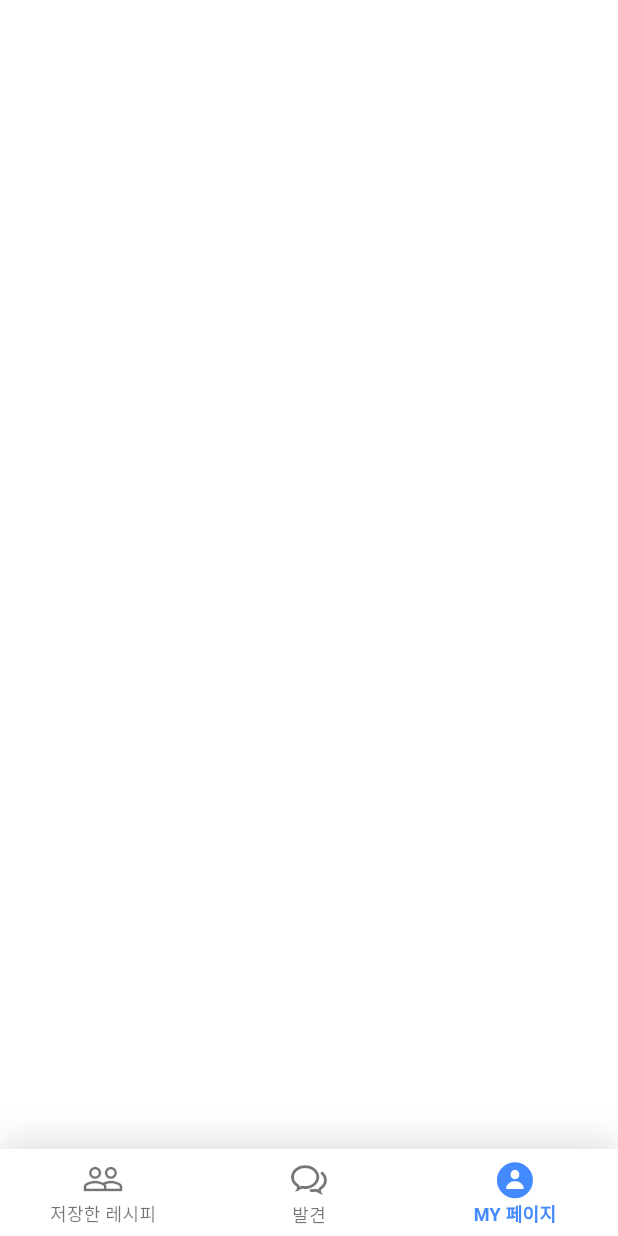
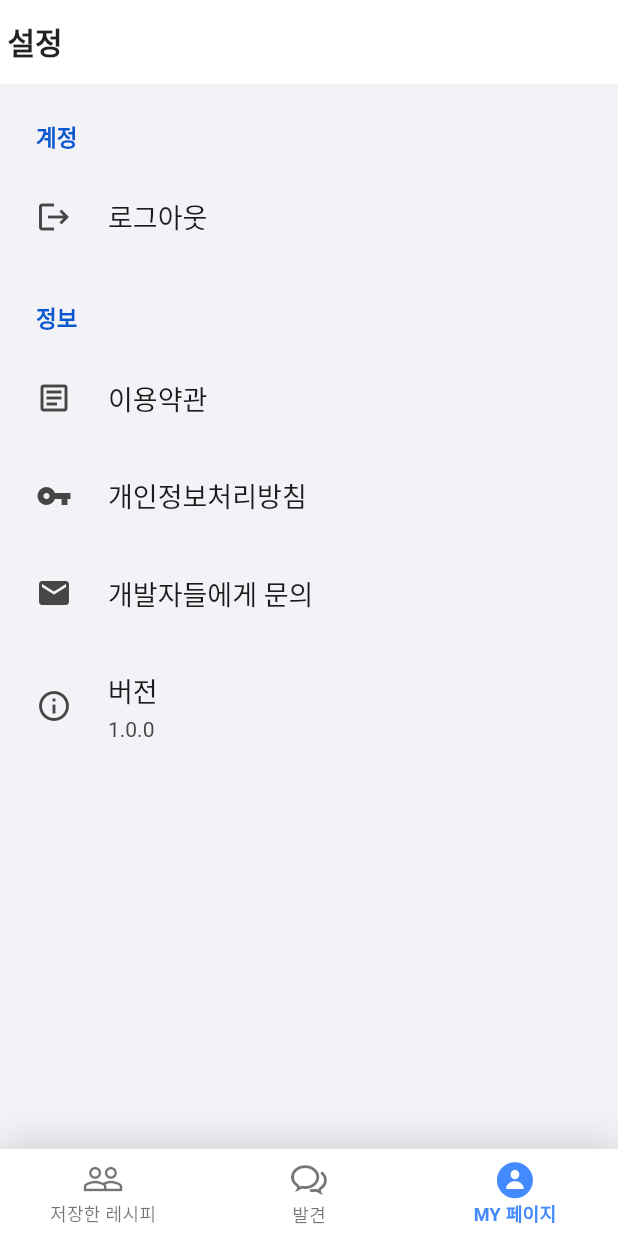
Before and after one commit to flutter-fantastic-four/cooki-app, a Flutter app: the HomePage screen opened directly, item 3 of the bottom bar chosen, on a phone screen of 412 x 824 dp. Run offline on Flutter 3.47's test engine with Material 3 defaults, Android fonts, the phone set to English and light mode, and no system bars; drawn by our look-alikes of settings_ui; our stand-ins replace cached_network_image, cloud_firestore, firebase_auth, firebase_core, firebase_crashlytics, firebase_storage and 3 more; accounts and stored records are empty; generated files the repository leaves out were written again.

Commit message:
feat: mypage 이름 변경

```diff
--- a/lib/presentation/pages/home/home_page.dart
+++ b/lib/presentation/pages/home/home_page.dart
@@ -1,4 +1,5 @@
 import 'package:cooki/presentation/pages/home/widgets/home_bottom_navigation_bar.dart';
+import 'package:cooki/presentation/pages/my/my_page.dart';
 import 'package:flutter/material.dart';
 import 'package:flutter_riverpod/flutter_riverpod.dart';
 
@@ -16,10 +17,7 @@ class HomePage extends StatelessWidget {
           final currentIndex = ref.watch(homeViewModelProvider);
           return IndexedStack(
             index: currentIndex,
-            children: [
-              // SavedPostsTab(),
-              // Tab2(),
-            ],
+            children: [SizedBox(), SizedBox(), MyPage()],
           );
         },
       ),
--- a/lib/presentation/pages/settings/settings_page.dart
+++ b/lib/presentation/pages/my/my_page.dart
@@ -12,8 +12,8 @@ import '../../user_global_view_model.dart';
 import '../login/login_page.dart';
 
 /// Settings page that allows users to configure app preferences.
-class SettingsPage extends ConsumerWidget {
-  const SettingsPage({super.key});
+class MyPage extends ConsumerWidget {
+  const MyPage({super.key});
 
   /// Launches the default email client to contact the developer.
   ///
@@ -107,7 +107,8 @@ class SettingsPage extends ConsumerWidget {
               SettingsTile(
                 leading: const Icon(Icons.article_outlined),
                 title: Text('이용약관'),
-                onPressed: (context) => _launchUrl(
+                onPressed:
+                    (context) => _launchUrl(
                       context,
                       'https://englim.me/share-lingo-page/terms',
                     ),
@@ -115,7 +116,8 @@ class SettingsPage extends ConsumerWidget {
               SettingsTile(
                 leading: const Icon(Icons.vpn_key),
                 title: Text('개인정보처리방침'),
-                onPressed: (context) => _launchUrl(
+                onPressed:
+                    (context) => _launchUrl(
                       context,
                       'https://englim.me/share-lingo-page',
                     ),
```
Lines whose indentation alone changed are shown as unchanged.
